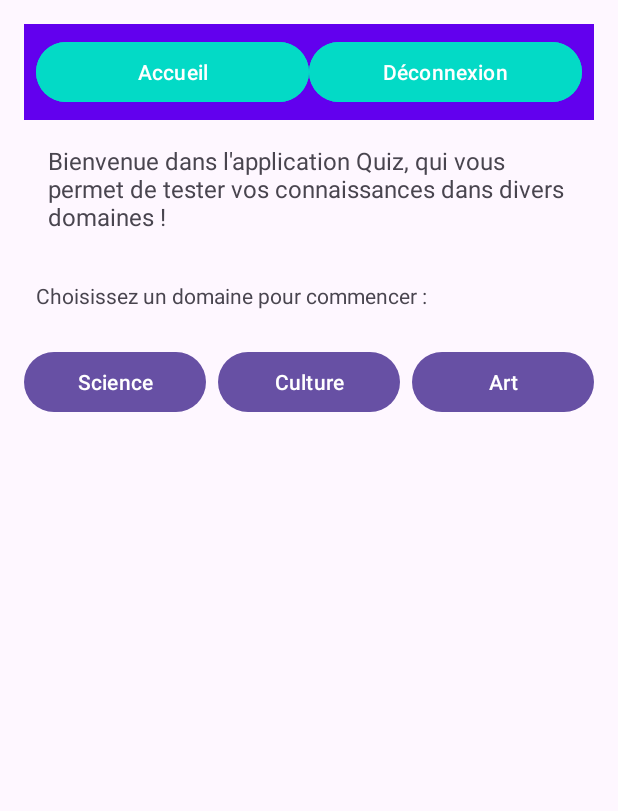
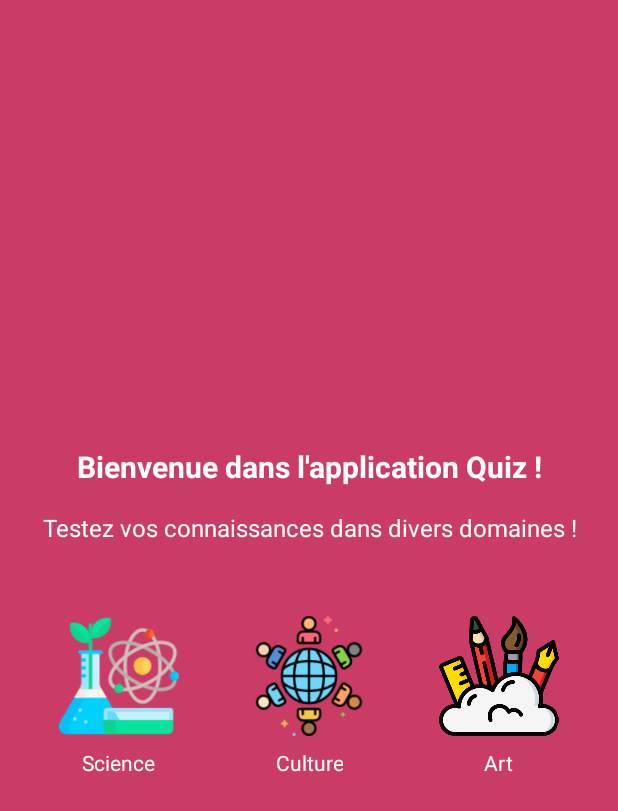
Before and after one commit to bouchrakhalfaouy/Quiz_app, an Android app: the HomeActivity screen opened directly, with no data from a screen before it, on a phone screen of 412 x 824 dp. Shown: the top 811 px of the screen. Run offline under Robolectric (Android 15) with nearby library versions, the phone set to English and light mode, and no system bars.

Commit message:
commit 2

```diff
--- a/app/src/main/java/com/example/quiz_application/HomeActivity.java
+++ b/app/src/main/java/com/example/quiz_application/HomeActivity.java
@@ -2,42 +2,24 @@ package com.example.quiz_application;
 
 import android.content.Intent;
 import android.os.Bundle;
-import android.widget.Button;
+import android.widget.ImageButton;
 import android.widget.Toast;
 
 import androidx.appcompat.app.AppCompatActivity;
 
 public class HomeActivity extends AppCompatActivity {
 
-    private Button homeButton, logoutButton, scienceButton, cultureButton, artButton;
+    private ImageButton scienceButton, cultureButton, artButton;
 
     @Override
     protected void onCreate(Bundle savedInstanceState) {
         super.onCreate(savedInstanceState);
         setContentView(R.layout.activity_home);
 
-        // Boutons d'en-tête
-        homeButton = findViewById(R.id.homeButton);
-        logoutButton = findViewById(R.id.logoutButton);
-
         // Boutons des domaines
         scienceButton = findViewById(R.id.scienceButton);
         cultureButton = findViewById(R.id.cultureButton);
         artButton = findViewById(R.id.artButton);
-
-        // Action pour le bouton Accueil
-        homeButton.setOnClickListener(view ->
-                // Pas besoin de navigation, déjà sur la page d'accueil
-                showToast("Vous êtes déjà sur la page d'accueil")
-        );
-
-        // Action pour le bouton Déconnexion
-        logoutButton.setOnClickListener(view -> {
-            showToast("Déconnexion réussie");
-            Intent intent = new Intent(HomeActivity.this, LoginActivity.class);
-            startActivity(intent);
-            finish();
-        });
 
         // Actions des boutons des domaines
         scienceButton.setOnClickListener(view -> {
@@ -56,6 +38,31 @@ public class HomeActivity extends AppCompatActivity {
         });
     }
 
+    @Override
+    public boolean onCreateOptionsMenu(android.view.Menu menu) {
+        // Gonfler le menu (ajouter les options dans la barre d'outils)
+        getMenuInflater().inflate(R.menu.menu, menu); // Assurez-vous que le fichier XML existe
+        return true;
+    }
+
+    @Override
+    public boolean onOptionsItemSelected(android.view.MenuItem item) {
+        // Gérer les clics sur les options du menu
+        if (item.getItemId() == R.id.menu_home) {
+            // Action pour Accueil
+            showToast("Vous êtes déjà sur la page d'accueil");
+            return true;
+        } else if (item.getItemId() == R.id.menu_logout) {
+            // Action pour Déconnecter
+            showToast("Déconnexion réussie");
+            Intent intent = new Intent(HomeActivity.this, LoginActivity.class);
+            startActivity(intent);
+            finish();
+            return true;
+        }
+        return super.onOptionsItemSelected(item);
+    }
+
     private void showToast(String message) {
         Toast.makeText(this, message, Toast.LENGTH_SHORT).show();
     }
--- a/app/src/main/java/com/example/quiz_application/MainActivity.java
+++ b/app/src/main/java/com/example/quiz_application/MainActivity.java
@@ -1,10 +1,10 @@
 package com.example.quiz_application;
-
 
 import android.content.Intent;
 import android.os.Bundle;
 import android.os.Handler;
-
+import android.view.Menu;
+import android.view.MenuItem;
 import androidx.appcompat.app.AppCompatActivity;
 
 public class MainActivity extends AppCompatActivity {
@@ -14,11 +14,34 @@ public class MainActivity extends AppCompatActivity {
         super.onCreate(savedInstanceState);
         setContentView(R.layout.activity_main);
 
-        // Délai de 10 secondes avant de passer à l'activité suivante
+        // Délai de 5 secondes avant de passer à l'activité suivante (Splash Screen)
         new Handler().postDelayed(() -> {
             Intent intent = new Intent(MainActivity.this, LoginActivity.class);
             startActivity(intent);
-            finish(); // Terminer l'activité Splash pour qu'elle ne soit pas réaffichée en arrière-plan
-        }, 5000); // 10 secondes
+            finish(); // Terminer cette activité pour qu'elle ne soit pas réaffichée en arrière-plan
+        }, 5000); // 5 secondes
     }
+
+    @Override
+    public boolean onCreateOptionsMenu(Menu menu) {
+        // Gonfler le menu (ajouter les options dans la barre d'outils)
+        getMenuInflater().inflate(R.menu.menu, menu); // Assurez-vous que le fichier "menu.xml" existe dans res/menu
+        return true;
+    }
+
+    @Override
+    public boolean onOptionsItemSelected(MenuItem item) {
+        if (item.getItemId() == R.id.menu_home) {
+            startActivity(new Intent(this, HomeActivity.class));
+            return true;
+        } else if (item.getItemId() == R.id.menu_logout) {
+
+            startActivity(new Intent(this, LoginActivity.class));
+            finish();
+            return true;
+        } else {
+            return super.onOptionsItemSelected(item);
+        }
+    }
+
 }
--- /dev/null
+++ b/app/src/main/res/drawable/rounded_button_background.xml
@@ -0,0 +1,7 @@
+<?xml version="1.0" encoding="utf-8"?>
+<selector xmlns:android="http://schemas.android.com/apk/res/android">
+    <shape xmlns:android="http://schemas.android.com/apk/res/android">
+        <solid android:color="#FF5722" /> <!-- Couleur du bouton -->
+        <corners android:radius="12dp" /> <!-- Coins arrondis -->
+    </shape>
+</selector>
--- a/app/src/main/res/layout/activity_home.xml
+++ b/app/src/main/res/layout/activity_home.xml
@@ -1,58 +1,130 @@
+<?xml version="1.0" encoding="utf-8"?>
 <LinearLayout xmlns:android="http://schemas.android.com/apk/res/android"
     android:layout_width="match_parent"
     android:layout_height="match_parent"
     android:orientation="vertical"
+    android:gravity="center"
+    android:background="@color/myColor1"
     android:padding="16dp">
-    <include layout="@layout/activity_header_layout" />
+
+    <!-- Header inclus  -->
+<!--<include layout="@layout/activity_header_layout" />-->
 
     <!-- Description -->
 <TextView
-        android:layout_width="wrap_content"
+android:layout_width="match_parent"
 android:layout_height="wrap_content"
-        android:text="Bienvenue dans l'application Quiz, qui vous permet de tester vos connaissances dans divers domaines !"
-        android:textSize="16sp"
-        android:layout_gravity="center_horizontal"
-        android:padding="16dp" />
+android:text="Bienvenue dans l'application Quiz !"
+android:textSize="20sp"
+android:textColor="@android:color/white"
+android:gravity="center"
+android:layout_marginBottom="16dp"
+android:textStyle="bold" />
 
 <TextView
-        android:layout_width="wrap_content"
+android:layout_width="match_parent"
 android:layout_height="wrap_content"
-        android:text="Choisissez un domaine pour commencer :"
-        android:textSize="14sp"
-        android:layout_marginTop="8dp"
-        android:padding="8dp" />
+android:text="Testez vos connaissances dans divers domaines !"
+android:textSize="16sp"
+android:textColor="@android:color/white"
+android:gravity="center"
+android:layout_marginBottom="24dp" />
 
-    <!-- Boutons alignés horizontalement -->
 <LinearLayout
 android:layout_width="match_parent"
 android:layout_height="wrap_content"
 android:orientation="horizontal"
 android:gravity="center"
-        android:layout_marginTop="16dp">
+android:layout_marginTop="16dp"
+android:weightSum="3">
 
-        <Button
-            android:id="@+id/scienceButton"
+<!-- ImageButton pour Science -->
+<LinearLayout
     android:layout_width="0dp"
     android:layout_height="wrap_content"
     android:layout_weight="1"
+    android:orientation="vertical"
+    android:gravity="center"
+    android:padding="8dp">
+
+    <ImageButton
+        android:id="@+id/scienceButton"
+        android:layout_width="80dp"
+        android:layout_height="80dp"
+        android:src="@drawable/science"
+        android:background="@drawable/rounded_button_background"
+        android:contentDescription="Science"
+        android:layout_marginBottom="8dp"
+        android:elevation="4dp"
+        android:scaleType="centerInside"
+        android:adjustViewBounds="true" />
+
+    <TextView
+        android:layout_width="wrap_content"
+        android:layout_height="wrap_content"
         android:text="Science"
-            android:layout_marginEnd="4dp" />
+        android:textSize="14sp"
+        android:textColor="@android:color/white"
+        android:gravity="center" />
+</LinearLayout>
 
-        <Button
-            android:id="@+id/cultureButton"
+<!-- ImageButton pour Culture -->
+<LinearLayout
     android:layout_width="0dp"
     android:layout_height="wrap_content"
     android:layout_weight="1"
+    android:orientation="vertical"
+    android:gravity="center"
+    android:padding="8dp">
+
+    <ImageButton
+        android:id="@+id/cultureButton"
+        android:layout_width="80dp"
+        android:layout_height="80dp"
+        android:src="@drawable/culture"
+        android:background="@drawable/rounded_button_background"
+        android:contentDescription="Culture"
+        android:layout_marginBottom="8dp"
+        android:elevation="4dp"
+        android:scaleType="centerInside"
+        android:adjustViewBounds="true" />
+
+    <TextView
+        android:layout_width="wrap_content"
+        android:layout_height="wrap_content"
         android:text="Culture"
-            android:layout_marginStart="4dp"
-            android:layout_marginEnd="4dp" />
+        android:textSize="14sp"
+        android:textColor="@android:color/white"
+        android:gravity="center" />
+</LinearLayout>
 
-        <Button
-            android:id="@+id/artButton"
+<LinearLayout
     android:layout_width="0dp"
     android:layout_height="wrap_content"
     android:layout_weight="1"
+    android:orientation="vertical"
+    android:gravity="center"
+    android:padding="8dp">
+
+    <ImageButton
+        android:id="@+id/artButton"
+        android:layout_width="80dp"
+        android:layout_height="80dp"
+        android:src="@drawable/art"
+        android:background="@drawable/rounded_button_background"
+        android:contentDescription="Art"
+        android:layout_marginBottom="8dp"
+        android:elevation="4dp"
+        android:scaleType="centerInside"
+        android:adjustViewBounds="true" />
+
+    <TextView
+        android:layout_width="wrap_content"
+        android:layout_height="wrap_content"
         android:text="Art"
-            android:layout_marginStart="4dp" />
+        android:textSize="14sp"
+        android:textColor="@android:color/white"
+        android:gravity="center" />
 </LinearLayout>
 </LinearLayout>
+    </LinearLayout>
--- /dev/null
+++ b/app/src/main/res/menu/menu.xml
@@ -0,0 +1,17 @@
+<?xml version="1.0" encoding="utf-8"?>
+<menu xmlns:android="http://schemas.android.com/apk/res/android"
+    xmlns:app="http://schemas.android.com/apk/res-auto">
+
+    <item
+        android:id="@+id/menu_home"
+        android:icon="@drawable/ic_home"
+    android:title="Accueil"
+    app:showAsAction="ifRoom" />
+
+    <item
+        android:id="@+id/menu_logout"
+        android:icon="@drawable/ic_logout"
+    android:title="Déconnecter"
+    app:showAsAction="ifRoom" />
+
+</menu>
```
Also changed, not shown: app/src/main/res/drawable/art.png (added), app/src/main/res/drawable/backimage.jpg, app/src/main/res/drawable/ic_home.png (added), app/src/main/res/drawable/ic_logout.png (added). Lines whose indentation alone changed are shown as unchanged.
